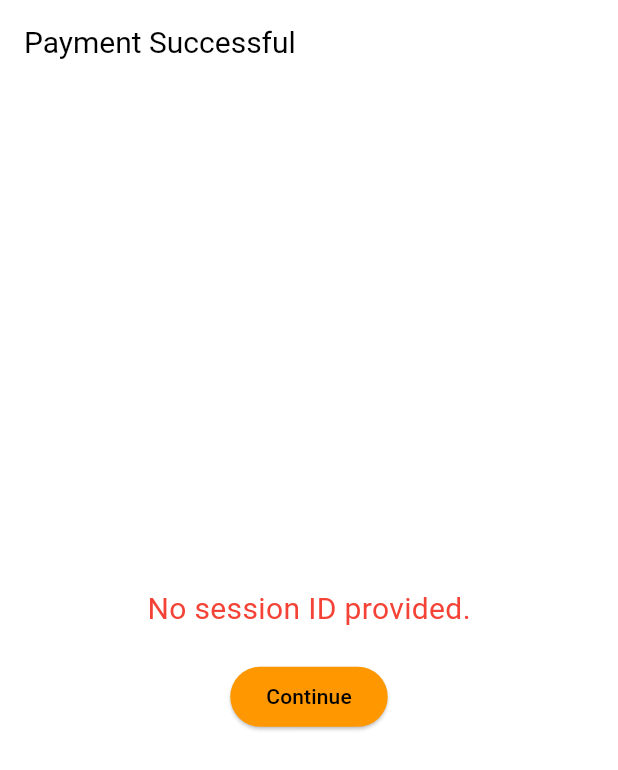
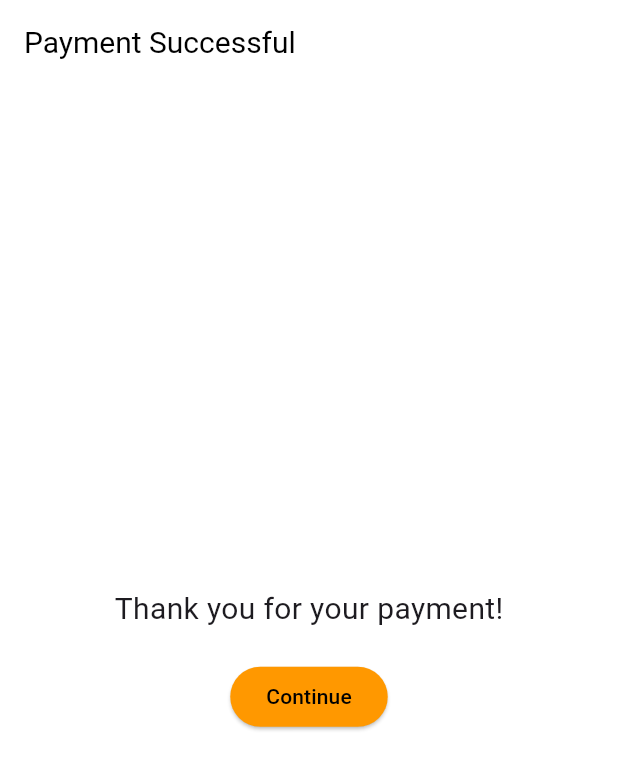
Before and after one commit to DEISI-ULHT-TFC-2024-25/TFC-DEISI2122-My_Lessons_Gestao_Inteligente_De_Escolas, a Flutter app: the PaymentSuccessPage screen opened directly, on a phone screen of 412 x 824 dp. Shown: the top 770 px of the screen. Run offline on Flutter 3.47's test engine with Material 3 defaults, Android fonts, the phone set to English and light mode, and no system bars; our stand-ins replace app_links, country_picker, firebase_auth, firebase_core, flutter_secure_storage, flutter_svg and 6 more; missing offline and left inert: currency_picker, flutter_stripe; accounts and stored records are empty; network calls fail.

```diff
--- a/mylessons_frontend/lib/pages/payment_success_page.dart
+++ b/mylessons_frontend/lib/pages/payment_success_page.dart
@@ -1,99 +1,23 @@
-import 'dart:convert';
 import 'package:flutter/material.dart';
-import 'package:mylessons_frontend/services/api_service.dart';
-import 'package:mylessons_frontend/services/cart_service.dart';
-import 'package:http/http.dart' as http;
 
-class PaymentSuccessPage extends StatefulWidget {
-  final String? sessionId;
-  const PaymentSuccessPage({Key? key, this.sessionId}) : super(key: key);
-
-  @override
-  _PaymentSuccessPageState createState() => _PaymentSuccessPageState();
-}
-
-class _PaymentSuccessPageState extends State<PaymentSuccessPage> {
-  bool _verified = false;
-  bool _isLoading = true;
-  String? _error;
-
-  @override
-  void initState() {
-    super.initState();
-    _verifyPayment();
-  }
-
-  Future<void> _verifyPayment() async {
-    if (widget.sessionId == null) {
-      setState(() {
-        _isLoading = false;
-        _error = "No session ID provided.";
-      });
-      return;
-    }
-
-    try {
-      // Replace $baseUrl with your actual base URL.
-      final url = Uri.parse('$baseUrl/api/payments/verify_payment?session_id=${widget.sessionId}');
-      final headers = await getAuthHeaders();
-      final response = await http.get(url, headers: headers);
-      if (response.statusCode == 200) {
-        final data = jsonDecode(response.body);
-        if (data['verified'] == true) {
-          setState(() {
-            _verified = true;
-          });
-          // Clear the cart only after successful verification.
-          CartService().clear();
-        } else {
-          setState(() {
-            _error = "Payment not verified.";
-          });
-        }
-      } else {
-        setState(() {
-          _error = "Error verifying payment. Status code: ${response.statusCode}";
-        });
-      }
-    } catch (e) {
-      setState(() {
-        _error = "Error verifying payment: $e";
-      });
-    } finally {
-      setState(() {
-        _isLoading = false;
-      });
-    }
-  }
+class PaymentSuccessPage extends StatelessWidget {
+  const PaymentSuccessPage({Key? key}) : super(key: key);
 
   @override
   Widget build(BuildContext context) {
     return Scaffold(
       appBar: AppBar(title: const Text("Payment Successful")),
       body: Center(
-        child: _isLoading
-            ? const CircularProgressIndicator()
-            : Column(
+        child: Column(
           mainAxisAlignment: MainAxisAlignment.center,
           children: [
-                  _verified
-                      ? const Text(
-                          "Your payment has been confirmed!",
+            const Text(
+              "Thank you for your payment!",
               style: TextStyle(fontSize: 20),
-                        )
-                      : Text(
-                          _error ?? "Payment confirmation pending.",
-                          style: const TextStyle(fontSize: 20, color: Colors.red),
-                        ),
-                  if (widget.sessionId != null)
-                    Padding(
-                      padding: const EdgeInsets.all(8.0),
-                      child: Text("Session ID: ${widget.sessionId}"),
             ),
             const SizedBox(height: 20),
             ElevatedButton(
               onPressed: () {
-                      // Navigate to the main screen (or home).
                 Navigator.pushNamedAndRemoveUntil(context, '/main', (route) => false);
               },
               child: const Text("Continue"),
--- a/mylessons_frontend/pubspec.yaml
+++ b/mylessons_frontend/pubspec.yaml
@@ -28,6 +28,7 @@ dependencies:
   provider: ^6.1.2
   url_launcher: ^6.3.1
   app_links: ^6.4.0
+  flutter_stripe: ^11.4.0
 
 dev_dependencies:
   flutter_launcher_icons: ^0.13.1
```
Also changed, not shown: mylessons_frontend/lib/main.dart (+65 -28 lines), mylessons_frontend/lib/modals/student_selection_modal.dart (+26 -15 lines), mylessons_frontend/lib/pages/checkout_page.dart (+11 -4 lines), mylessons_frontend/lib/pages/payment_fail_page.dart (+1 -8 lines), mylessons_frontend/lib/pages/payment_screen.dart (added, +123 -0 lines), mylessons_frontend/pubspec.lock, 2 other files. Lines whose indentation alone changed are shown as unchanged.
